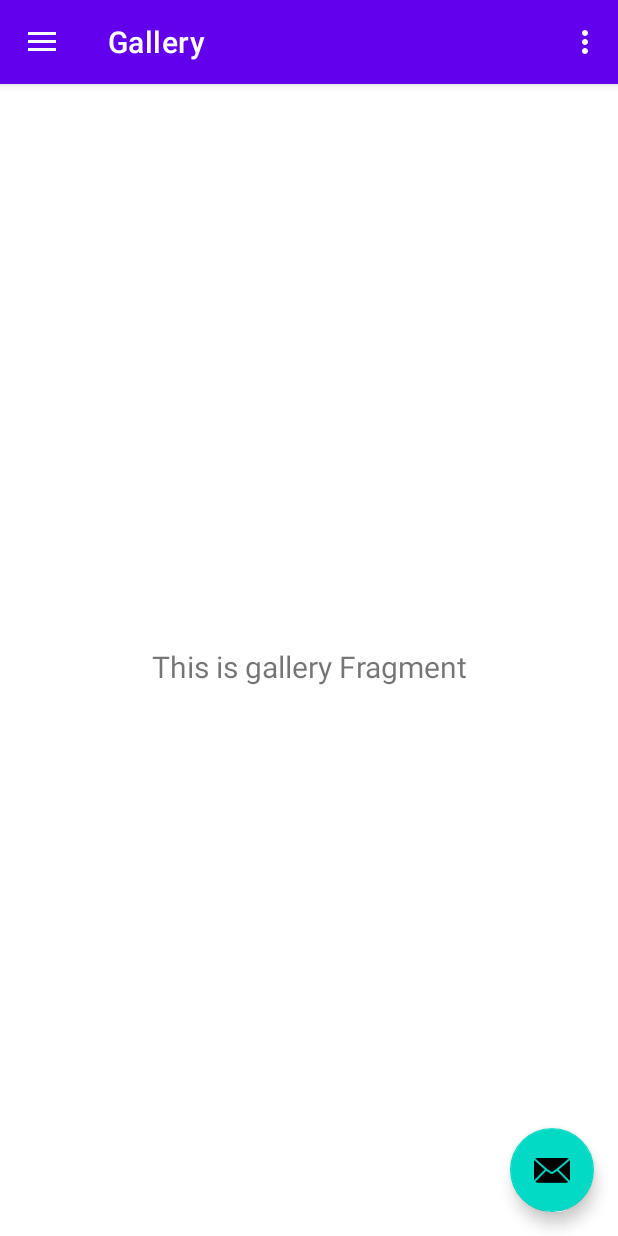
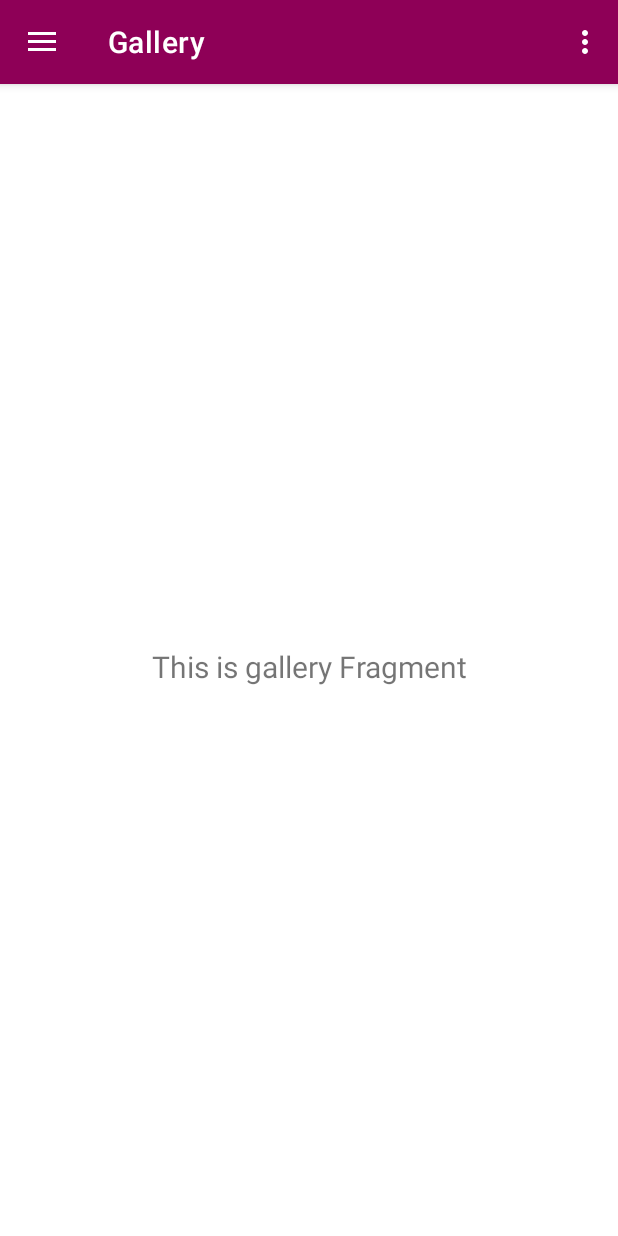
Before and after one commit to ikergcalvino/BiblioFinder, an Android app: the screen it shows after launch (MainActivity), in the side drawer, after a tap on "Gallery", on a phone screen of 412 x 824 dp. Run offline under Robolectric (Android 15) with nearby library versions, the phone set to English and light mode, and no system bars; our stand-ins replace navigation-ui.

Commit message:
Eliminado botón y actualizada paleta de colores

```diff
--- a/app/src/main/kotlin/com/tfg/bibliofinder/MainActivity.kt
+++ b/app/src/main/kotlin/com/tfg/bibliofinder/MainActivity.kt
@@ -2,15 +2,14 @@ package com.tfg.bibliofinder
 
 import android.os.Bundle
 import android.view.Menu
-import com.google.android.material.snackbar.Snackbar
-import com.google.android.material.navigation.NavigationView
+import androidx.appcompat.app.AppCompatActivity
+import androidx.drawerlayout.widget.DrawerLayout
 import androidx.navigation.findNavController
 import androidx.navigation.ui.AppBarConfiguration
 import androidx.navigation.ui.navigateUp
 import androidx.navigation.ui.setupActionBarWithNavController
 import androidx.navigation.ui.setupWithNavController
-import androidx.drawerlayout.widget.DrawerLayout
-import androidx.appcompat.app.AppCompatActivity
+import com.google.android.material.navigation.NavigationView
 import com.tfg.bibliofinder.databinding.ActivityMainBinding
 
 class MainActivity : AppCompatActivity() {
@@ -26,10 +25,6 @@ class MainActivity : AppCompatActivity() {
 
         setSupportActionBar(binding.appBarMain.toolbar)
 
-        binding.appBarMain.fab.setOnClickListener { view ->
-            Snackbar.make(view, "Replace with your own action", Snackbar.LENGTH_LONG)
-                .setAction("Action", null).show()
-        }
         val drawerLayout: DrawerLayout = binding.drawerLayout
         val navView: NavigationView = binding.navView
         val navController = findNavController(R.id.nav_host_fragment_content_main)
--- a/app/src/main/res/layout/app_bar_main.xml
+++ b/app/src/main/res/layout/app_bar_main.xml
@@ -22,13 +22,4 @@
 
     <include layout="@layout/content_main" />
 
-    <com.google.android.material.floatingactionbutton.FloatingActionButton
-        android:id="@+id/fab"
-        android:layout_width="wrap_content"
-        android:layout_height="wrap_content"
-        android:layout_gravity="bottom|end"
-        android:layout_marginEnd="@dimen/fab_margin"
-        android:layout_marginBottom="16dp"
-        app:srcCompat="@android:drawable/ic_dialog_email" />
-
 </androidx.coordinatorlayout.widget.CoordinatorLayout>
--- a/app/src/main/res/values-night/themes.xml
+++ b/app/src/main/res/values-night/themes.xml
@@ -1,13 +1,13 @@
-<resources xmlns:tools="http://schemas.android.com/tools">
+<resources>
     <!-- Base application theme. -->
     <style name="Theme.BiblioFinder" parent="Theme.MaterialComponents.DayNight.DarkActionBar">
         <!-- Primary brand color. -->
-        <item name="colorPrimary">@color/purple_200</item>
-        <item name="colorPrimaryVariant">@color/purple_700</item>
+        <item name="colorPrimary">@color/medium_violet_red</item>
+        <item name="colorPrimaryVariant">@color/imperial_purple</item>
         <item name="colorOnPrimary">@color/black</item>
         <!-- Secondary brand color. -->
-        <item name="colorSecondary">@color/teal_200</item>
-        <item name="colorSecondaryVariant">@color/teal_200</item>
+        <item name="colorSecondary">@color/eerie_black</item>
+        <item name="colorSecondaryVariant">@color/eerie_black</item>
         <item name="colorOnSecondary">@color/black</item>
         <!-- Status bar color. -->
         <item name="android:statusBarColor">?attr/colorPrimaryVariant</item>
--- a/app/src/main/res/values/colors.xml
+++ b/app/src/main/res/values/colors.xml
@@ -1,10 +1,10 @@
 <?xml version="1.0" encoding="utf-8"?>
 <resources>
-    <color name="purple_200">#FFBB86FC</color>
-    <color name="purple_500">#FF6200EE</color>
-    <color name="purple_700">#FF3700B3</color>
-    <color name="teal_200">#FF03DAC5</color>
-    <color name="teal_700">#FF018786</color>
+    <color name="medium_violet_red">#FFC6007E</color>
+    <color name="rose_garnet">#FF8E0057</color>
+    <color name="imperial_purple">#FF620037</color>
+    <color name="eerie_black">#FF1A1A1A</color>
+    <color name="dark_charcoal">#FF333333</color>
     <color name="black">#FF000000</color>
     <color name="white">#FFFFFFFF</color>
 </resources>
--- a/app/src/main/res/values/themes.xml
+++ b/app/src/main/res/values/themes.xml
@@ -1,13 +1,13 @@
-<resources xmlns:tools="http://schemas.android.com/tools">
+<resources>
     <!-- Base application theme. -->
     <style name="Theme.BiblioFinder" parent="Theme.MaterialComponents.DayNight.DarkActionBar">
         <!-- Primary brand color. -->
-        <item name="colorPrimary">@color/purple_500</item>
-        <item name="colorPrimaryVariant">@color/purple_700</item>
+        <item name="colorPrimary">@color/rose_garnet</item>
+        <item name="colorPrimaryVariant">@color/imperial_purple</item>
         <item name="colorOnPrimary">@color/white</item>
         <!-- Secondary brand color. -->
-        <item name="colorSecondary">@color/teal_200</item>
-        <item name="colorSecondaryVariant">@color/teal_700</item>
+        <item name="colorSecondary">@color/eerie_black</item>
+        <item name="colorSecondaryVariant">@color/dark_charcoal</item>
         <item name="colorOnSecondary">@color/black</item>
         <!-- Status bar color. -->
         <item name="android:statusBarColor">?attr/colorPrimaryVariant</item>
```
